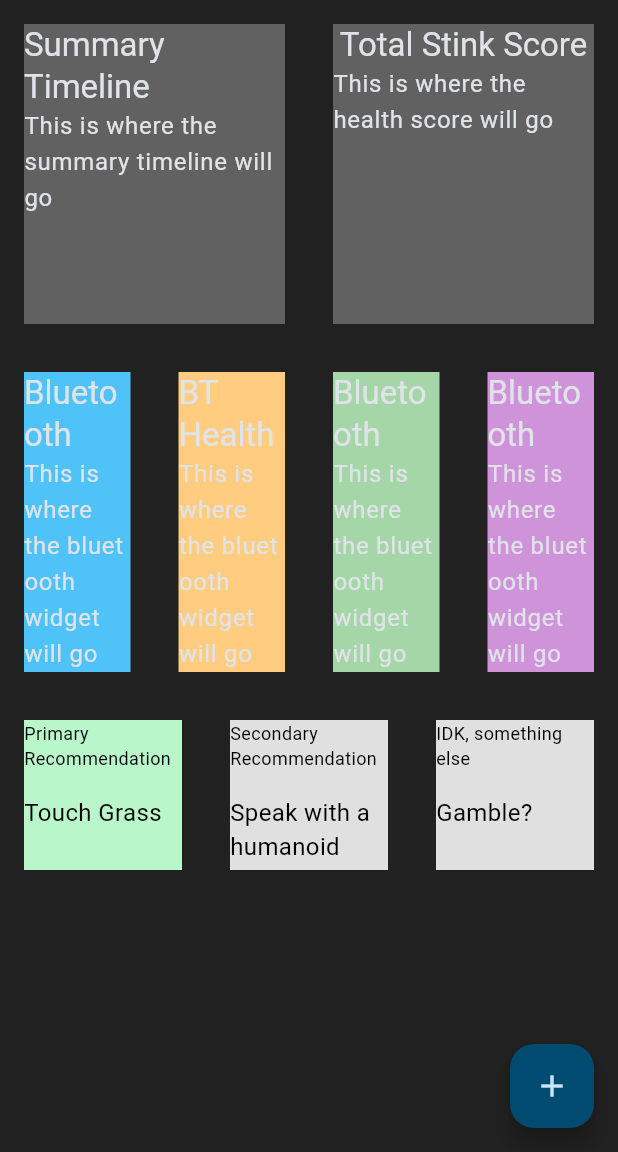
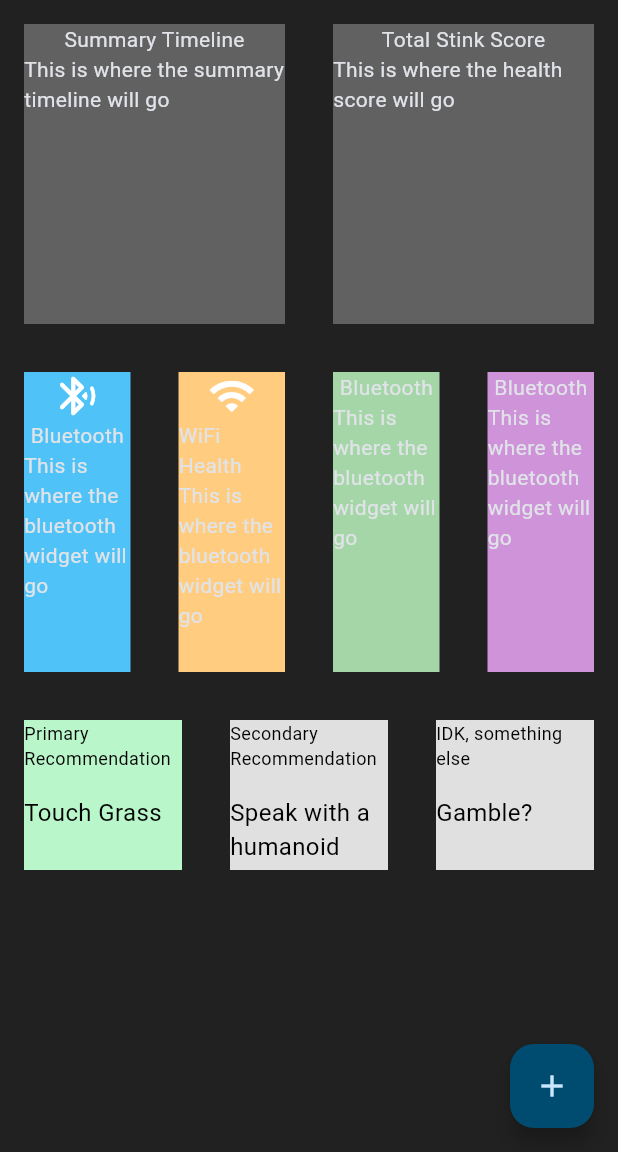
Before and after one commit to m-mcardle/HoovHealth, a Flutter app: the screen it shows after launch, on a phone screen of 412 x 824 dp, the part 84-1236 px from its top. Run offline on Flutter 3.47's test engine with Material 3 defaults, Android fonts, the phone set to English and light mode, and no system bars.

Commit message:
Upgrade Flutter

```diff
--- a/hoov_health/lib/main.dart
+++ b/hoov_health/lib/main.dart
@@ -114,11 +114,9 @@
                         children: [
                           Text(
                             'Summary Timeline',
-                            style: Theme.of(context).textTheme.headline6,
                           ),
                           Text(
                             'This is where the summary timeline will go',
-                            style: Theme.of(context).textTheme.bodyText1,
                           ),
                         ],
                       ),
@@ -133,11 +131,9 @@
                         children: [
                           Text(
                             'Total Stink Score',
-                            style: Theme.of(context).textTheme.headline6,
                           ),
                           Text(
                             'This is where the health score will go',
-                            style: Theme.of(context).textTheme.bodyText1,
                           ),
                         ],
                       ),
@@ -156,13 +152,16 @@
                       color: Colors.lightBlue[300],
                       child: Column(
                         children: [
+                          const Icon(
+                            Icons.bluetooth_audio_rounded,
+                            size: 32,
+                            color: Colors.white,
+                          ),
                           Text(
                             'Bluetooth',
-                            style: Theme.of(context).textTheme.headline6,
                           ),
                           Text(
                             'This is where the bluetooth widget will go',
-                            style: Theme.of(context).textTheme.bodyText1,
                           ),
                         ],
                       ),
@@ -175,13 +174,16 @@
                       color: Colors.orange[200],
                       child: Column(
                         children: [
+                          const Icon(
+                            Icons.wifi,
+                            size: 32,
+                            color: Colors.white,
+                          ),
                           Text(
-                            'BT Health',
-                            style: Theme.of(context).textTheme.headline6,
+                            'WiFi Health',
                           ),
                           Text(
                             'This is where the bluetooth widget will go',
-                            style: Theme.of(context).textTheme.bodyText1,
                           ),
                         ],
                       ),
@@ -196,11 +198,9 @@
                         children: [
                           Text(
                             'Bluetooth',
-                            style: Theme.of(context).textTheme.headline6,
                           ),
                           Text(
                             'This is where the bluetooth widget will go',
-                            style: Theme.of(context).textTheme.bodyText1,
                           ),
                         ],
                       ),
@@ -215,11 +215,9 @@
                         children: [
                           Text(
                             'Bluetooth',
-                            style: Theme.of(context).textTheme.headline6,
                           ),
                           Text(
                             'This is where the bluetooth widget will go',
-                            style: Theme.of(context).textTheme.bodyText1,
                           ),
                         ],
                       ),
```
Also changed, not shown: hoov_health/pubspec.lock.
